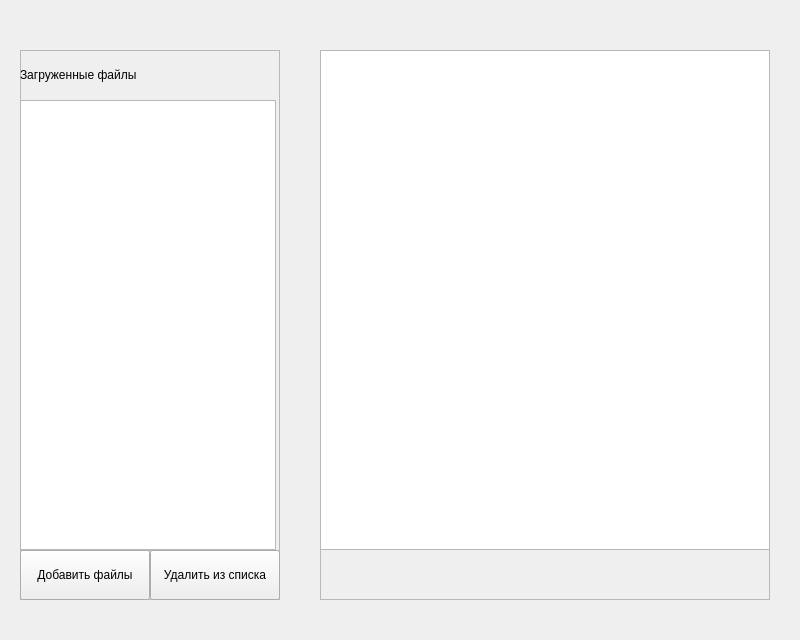
The window that Client/tableuploadwindow.ui (VTshniki/ork) describes before a commit, drawn with Qt 5.
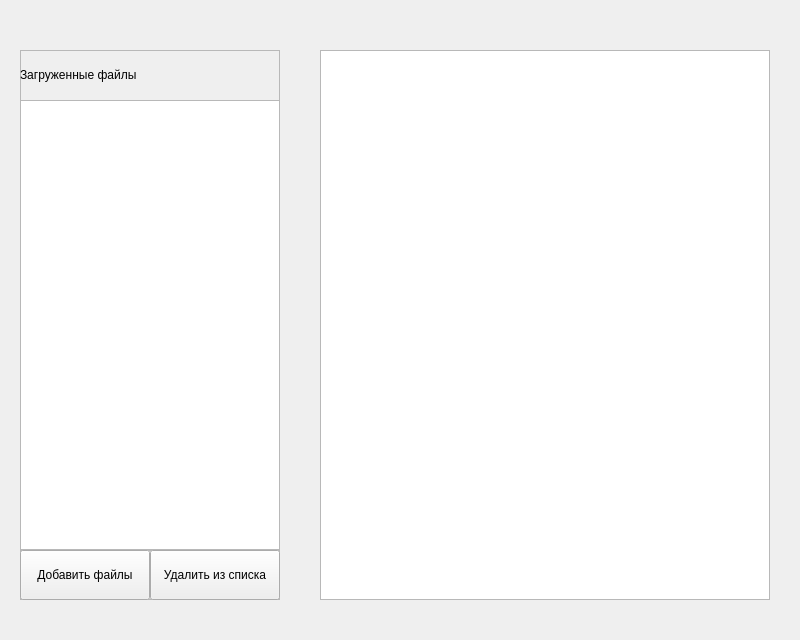
The same window after the commit.

What changed in the file:
```diff
--- a/Client/tableuploadwindow.ui
+++ b/Client/tableuploadwindow.ui
@@ -33,7 +33,7 @@
      <rect>
       <x>0</x>
       <y>50</y>
-      <width>256</width>
+      <width>260</width>
       <height>450</height>
      </rect>
     </property>
@@ -115,7 +115,7 @@
       <x>0</x>
       <y>0</y>
       <width>450</width>
-      <height>500</height>
+      <height>550</height>
      </rect>
     </property>
    </widget>
```
